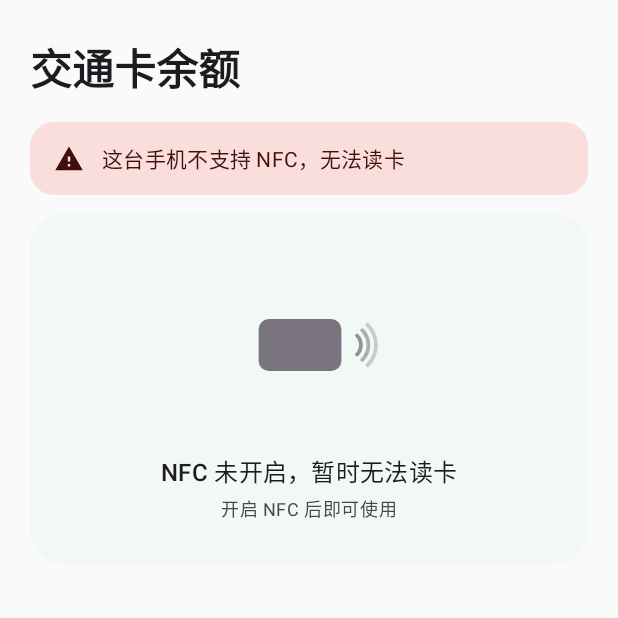
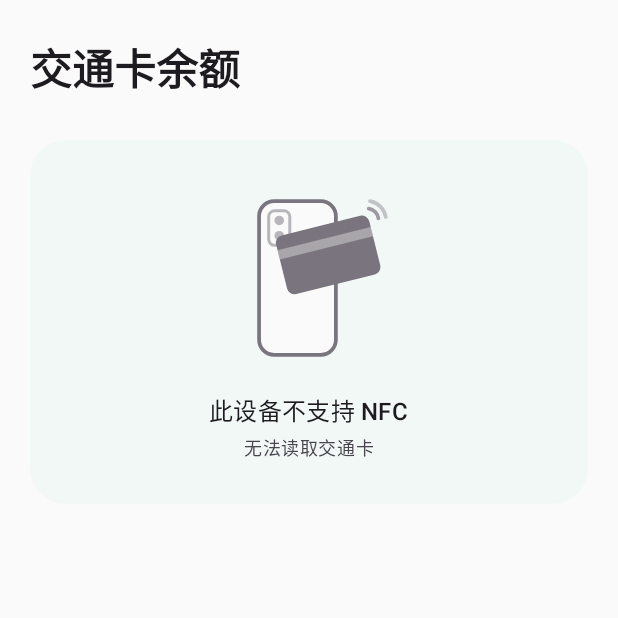
Before and after one commit to SodiumNya/pitto, an Android app built with Jetpack Compose: the screen it shows after launch (MainActivity), on a phone screen of 412 x 824 dp, the top half of it. Run offline under Robolectric (Android 15) with nearby library versions, the phone set to English and light mode, and no system bars; network calls fail.

Commit message:
Polish copy and redraw the tap hint
- Home hint no longer names only Suica/ICOCA; it says to hold a transit
  card to the back of the phone and lists supported cards. NFC-off state
  lives in the hint card with one Turn on NFC button instead of a
  duplicate banner.
- Friendlier, consistent wording: errors never expose exception text,
  updated-at labels, balance labels, delete confirmation, crop hints.
- Hint illustration: a phone back with camera module and a card resting
  on it; static when idle, ripples from the card only while reading.

Co-Authored-By: Claude Opus 5.5 <noreply@anthropic.com>

```diff
--- a/app/src/main/java/app/jpcard/reader/MainActivity.kt
+++ b/app/src/main/java/app/jpcard/reader/MainActivity.kt
@@ -71,7 +71,7 @@ class MainActivity : ComponentActivity(), NfcAdapter.ReaderCallback {
                     runOnUiThread {
                         state.faceBusy = false
                         if (bmp == null) {
-                            state.error = "这张图片无法使用，请换一张试试"
+                            state.error = "无法读取这张图片，请换一张"
                         } else {
                             state.crop = CropRequest(idm, bmp)
                         }
@@ -88,7 +88,7 @@ class MainActivity : ComponentActivity(), NfcAdapter.ReaderCallback {
                         runOnUiThread {
                             state.faceBusy = false
                             state.faceVersion++
-                            if (!ok) state.error = "卡面保存失败，请再试一次"
+                            if (!ok) state.error = "卡面保存失败，请重试"
                         }
                     }.start()
                 }
@@ -166,7 +166,7 @@ class MainActivity : ComponentActivity(), NfcAdapter.ReaderCallback {
         } catch (e: CardReadException) {
             Result.failure(e)
         } catch (e: Exception) {
-            Result.failure(CardReadException("读取失败：${e.message ?: e.javaClass.simpleName}"))
+            Result.failure(CardReadException("读取失败，请将卡片贴稳后重试"))
         }
         runOnUiThread {
             state.reading = false
--- a/app/src/main/java/app/jpcard/reader/nfc/CardParser.kt
+++ b/app/src/main/java/app/jpcard/reader/nfc/CardParser.kt
@@ -99,8 +99,8 @@ object CardParser {
         0x49 to "收银台充值",
         0x4A to "购物取消",
         0x4B to "站内购物",
-        0x84 to "他社补票",
-        0x85 to "他社进站补票",
+        0x84 to "补票（他社）",
+        0x85 to "进站补票（他社）",
         0xC6 to "购物",
         0xCB to "站内购物",
     )
--- a/app/src/main/java/app/jpcard/reader/ui/Common.kt
+++ b/app/src/main/java/app/jpcard/reader/ui/Common.kt
@@ -45,18 +45,24 @@ import androidx.compose.ui.geometry.Size
 import androidx.compose.ui.graphics.Color
 import androidx.compose.ui.graphics.StrokeCap
 import androidx.compose.ui.graphics.drawscope.Stroke
+import androidx.compose.ui.graphics.drawscope.rotate
 import androidx.compose.ui.graphics.graphicsLayer
 import androidx.compose.ui.unit.dp
 
+/** 卡片在提示图里的中心位置（相对画布宽高），波纹也从这里扩散。 */
+private const val CARD_CX = 0.60f
+private const val CARD_CY = 0.38f
+
 /**
- * 贴卡提示图标。
- * 平时完全静止（卡片 + 非接触符号），不让人误以为一直在读取；
- * 只有正在读卡时才出现扩散波纹；读取失败时左右抖一下。
+ * 贴卡提示图：手机背面（带摄像头模组）+ 一张斜放在背面上方的卡片 + 感应弧线，
+ * 一眼看出“把卡贴在手机背面”。
+ * 平时完全静止，不让人误以为一直在读取；只有正在读卡时卡片处出现扩散波纹；读取失败时左右抖一下。
  */
 @Composable
 fun TapHint(reading: Boolean, enabled: Boolean, errorTick: Int, modifier: Modifier = Modifier) {
     val base = MaterialTheme.colorScheme.primary
     val color = if (enabled) base else MaterialTheme.colorScheme.outline
+    val surface = MaterialTheme.colorScheme.surface
 
     val shake = remember { Animatable(0f) }
     LaunchedEffect(errorTick) {
@@ -64,32 +70,59 @@ fun TapHint(reading: Boolean, enabled: Boolean, errorTick: Int, modifier: Modifi
         for (x in listOf(10f, -8f, 6f, -4f, 0f)) shake.animateTo(x, tween(50))
     }
 
-    Box(modifier.size(120.dp).graphicsLayer { translationX = shake.value.dp.toPx() }) {
+    Box(modifier.size(128.dp).graphicsLayer { translationX = shake.value.dp.toPx() }) {
         if (reading) Ripples(base)
-        Canvas(Modifier.size(120.dp)) {
-            val c = Offset(size.width / 2, size.height / 2)
-            val w = size.width * 0.46f
-            val h = w * 0.63f
-            val left = c.x - w / 2 - 6.dp.toPx()
-            val top = c.y - h / 2
-            drawRoundRect(
-                color = color,
-                topLeft = Offset(left, top),
-                size = Size(w, h),
-                cornerRadius = CornerRadius(7.dp.toPx()),
-            )
-            // 非接触符号的三道弧
-            val cx = left + w + 4.dp.toPx()
-            for (i in 1..3) {
-                val r = (4 + i * 5).dp.toPx()
+        Canvas(Modifier.size(128.dp)) {
+            val w = size.width
+            val h = size.height
+            val line = 2.5.dp.toPx()
+
+            // 手机背面
+            val phoneTopLeft = Offset(w * 0.24f, h * 0.10f)
+            val phoneSize = Size(w * 0.40f, h * 0.80f)
+            val phoneCorner = CornerRadius(10.dp.toPx())
+            drawRoundRect(surface, phoneTopLeft, phoneSize, phoneCorner)
+            drawRoundRect(color, phoneTopLeft, phoneSize, phoneCorner, style = Stroke(line))
+            // 摄像头模组
+            val camTopLeft = phoneTopLeft + Offset(w * 0.05f, h * 0.05f)
+            val camSize = Size(w * 0.11f, h * 0.18f)
+            drawRoundRect(color.copy(alpha = 0.5f), camTopLeft, camSize, CornerRadius(4.dp.toPx()), style = Stroke(2.dp.toPx()))
+            for (i in 0..1) {
+                drawCircle(
+                    color.copy(alpha = 0.5f),
+                    radius = w * 0.025f,
+                    center = camTopLeft + Offset(camSize.width / 2, camSize.height * (0.28f + i * 0.44f)),
+                )
+            }
+
+            // 卡片：斜放在手机背面上方
+            val cardW = w * 0.50f
+            val cardH = cardW / 1.586f
+            val center = Offset(w * CARD_CX, h * CARD_CY)
+            rotate(-14f, pivot = center) {
+                val topLeft = center - Offset(cardW / 2, cardH / 2)
+                val corner = CornerRadius(5.dp.toPx())
+                drawRoundRect(color, topLeft, Size(cardW, cardH), corner)
+                // 卡面上的一道浅色条纹，像真卡
+                drawRect(
+                    Color.White.copy(alpha = 0.35f),
+                    topLeft + Offset(0f, cardH * 0.22f),
+                    Size(cardW, cardH * 0.16f),
+                )
+            }
+
+            // 感应弧线：卡片右上方
+            val arcCenter = Offset(w * 0.80f, h * 0.20f)
+            for (i in 1..2) {
+                val r = (3 + i * 5).dp.toPx()
                 drawArc(
-                    color = color.copy(alpha = 1f - i * 0.22f),
-                    startAngle = -45f,
-                    sweepAngle = 90f,
+                    color = color.copy(alpha = 1f - i * 0.3f),
+                    startAngle = -80f,
+                    sweepAngle = 70f,
                     useCenter = false,
-                    topLeft = Offset(cx - r, c.y - r),
+                    topLeft = arcCenter - Offset(r, r),
                     size = Size(r * 2, r * 2),
-                    style = Stroke(width = 2.5.dp.toPx(), cap = StrokeCap.Round),
+                    style = Stroke(width = line, cap = StrokeCap.Round),
                 )
             }
         }
@@ -104,13 +137,13 @@ private fun Ripples(color: Color) {
         infiniteRepeatable(tween(900, easing = LinearEasing), RepeatMode.Restart),
         label = "p",
     )
-    Canvas(Modifier.size(120.dp)) {
-        val c = Offset(size.width / 2, size.height / 2)
+    Canvas(Modifier.size(128.dp)) {
+        val c = Offset(size.width * CARD_CX, size.height * CARD_CY)
         for (i in 0..1) {
             val f = (p + i * 0.5f) % 1f
             drawCircle(
                 color = color.copy(alpha = 0.4f * (1 - f)),
-                radius = size.minDimension * (0.3f + 0.2f * f),
+                radius = size.minDimension * (0.22f + 0.22f * f),
                 center = c,
                 style = Stroke(width = 3.dp.toPx()),
             )
@@ -156,12 +189,15 @@ fun Banner(
 }
 
 @Composable
-fun StatusBanners(state: AppState, actions: AppActions) {
+fun StatusBanners(state: AppState, actions: AppActions, showNfc: Boolean = true) {
     Column(verticalArrangement = Arrangement.spacedBy(8.dp)) {
-        when (state.nfcStatus) {
-            NfcStatus.DISABLED -> Banner("NFC 未开启", "去开启", actions.openNfcSettings)
-            NfcStatus.UNSUPPORTED -> Banner("这台手机不支持 NFC，无法读卡")
-            NfcStatus.READY -> Unit
+        // 主页的提示卡已经说明了 NFC 状态，避免重复
+        if (showNfc) {
+            when (state.nfcStatus) {
+                NfcStatus.DISABLED -> Banner("NFC 已关闭", "去开启", actions.openNfcSettings)
+                NfcStatus.UNSUPPORTED -> Banner("此设备不支持 NFC，无法读卡")
+                NfcStatus.READY -> Unit
+            }
         }
         state.error?.let { Banner(it, onClose = actions.dismissError) }
     }
--- a/app/src/main/java/app/jpcard/reader/ui/CropDialog.kt
+++ b/app/src/main/java/app/jpcard/reader/ui/CropDialog.kt
@@ -68,7 +68,7 @@ fun CropDialog(source: Bitmap, onCancel: () -> Unit, onConfirm: (Bitmap, android
     Dialog(onDismissRequest = onCancel, properties = DialogProperties(usePlatformDefaultWidth = false)) {
         Column(Modifier.fillMaxSize().background(Color.Black).windowInsetsPadding(WindowInsets.safeDrawing)) {
             Text(
-                "拖动、双指缩放来调整卡面",
+                "拖动或双指缩放以调整位置",
                 color = Color.White.copy(alpha = 0.8f),
                 modifier = Modifier.align(Alignment.CenterHorizontally).padding(top = 20.dp),
             )
--- a/app/src/main/java/app/jpcard/reader/ui/EditCardSheet.kt
+++ b/app/src/main/java/app/jpcard/reader/ui/EditCardSheet.kt
@@ -94,7 +94,7 @@ fun EditCardSheet(card: SavedCard, state: AppState, actions: AppActions, onDismi
                 }
             }
             Text(
-                "选图后可以拖动、缩放和旋转，图片只保存在本机。",
+                "选择图片后可调整位置和方向，图片仅保存在本机。",
                 style = MaterialTheme.typography.bodySmall,
                 color = MaterialTheme.colorScheme.onSurfaceVariant,
                 modifier = Modifier.align(Alignment.CenterHorizontally),
--- a/app/src/main/java/app/jpcard/reader/ui/HomeScreen.kt
+++ b/app/src/main/java/app/jpcard/reader/ui/HomeScreen.kt
@@ -12,6 +12,7 @@ import androidx.compose.foundation.layout.padding
 import androidx.compose.foundation.lazy.LazyColumn
 import androidx.compose.foundation.lazy.items
 import androidx.compose.foundation.shape.RoundedCornerShape
+import androidx.compose.material3.FilledTonalButton
 import androidx.compose.material3.MaterialTheme
 import androidx.compose.material3.Scaffold
 import androidx.compose.material3.Surface
@@ -49,8 +50,8 @@ fun HomeScreen(state: AppState, actions: AppActions) {
                         modifier = Modifier.padding(top = 8.dp, bottom = 4.dp),
                     )
                 }
-                item { StatusBanners(state, actions) }
-                item { HintCard(state) }
+                item { StatusBanners(state, actions, showNfc = false) }
+                item { HintCard(state, actions) }
                 if (state.cards.isNotEmpty()) {
                     item {
                         Text(
@@ -70,7 +71,7 @@ fun HomeScreen(state: AppState, actions: AppActions) {
 }
 
 @Composable
-private fun HintCard(state: AppState) {
+private fun HintCard(state: AppState, actions: AppActions) {
     val enabled = state.nfcStatus == NfcStatus.READY
     Surface(
         color = MaterialTheme.colorScheme.primaryContainer.copy(alpha = if (enabled) 0.5f else 0.2f),
@@ -85,18 +86,27 @@ private fun HintCard(state: AppState) {
             Spacer(Modifier.height(12.dp))
             Text(
                 when {
-                    !enabled -> "NFC 未开启，暂时无法读卡"
-                    state.reading -> "正在读取，请不要移开…"
-                    else -> "把 Suica / ICOCA 贴在手机背面"
+                    state.nfcStatus == NfcStatus.UNSUPPORTED -> "此设备不支持 NFC"
+                    !enabled -> "NFC 已关闭"
+                    state.reading -> "正在读取，请勿移开卡片"
+                    else -> "将交通卡贴近手机背面"
                 },
                 style = MaterialTheme.typography.titleMedium,
             )
             Spacer(Modifier.height(4.dp))
             Text(
-                if (enabled) "一般在摄像头附近，贴住 1 秒" else "开启 NFC 后即可使用",
+                when {
+                    state.nfcStatus == NfcStatus.UNSUPPORTED -> "无法读取交通卡"
+                    !enabled -> "开启 NFC 后即可读卡"
+                    else -> "支持 Suica、ICOCA、PASMO 等交通系 IC 卡"
+                },
                 style = MaterialTheme.typography.bodySmall,
                 color = MaterialTheme.colorScheme.onSurfaceVariant,
             )
+            if (state.nfcStatus == NfcStatus.DISABLED) {
+                Spacer(Modifier.height(8.dp))
+                FilledTonalButton(onClick = actions.openNfcSettings) { Text("开启 NFC") }
+            }
         }
     }
 }
@@ -139,7 +149,7 @@ private fun SavedCardRow(card: SavedCard, faceVersion: Int, modifier: Modifier,
             Column(Modifier.weight(1f)) {
                 Text(card.name, style = MaterialTheme.typography.titleMedium, maxLines = 1, overflow = TextOverflow.Ellipsis)
                 Text(
-                    "上次读取 " + readTime(card.data.readAt),
+                    "更新于 " + readTime(card.data.readAt),
                     style = MaterialTheme.typography.bodySmall,
                     color = MaterialTheme.colorScheme.onSurfaceVariant,
                 )
```
Also changed, not shown: app/src/main/java/app/jpcard/reader/nfc/FelicaReader.kt (+4 -4 lines), app/src/main/java/app/jpcard/reader/ui/DetailScreen.kt (+16 -4 lines).
